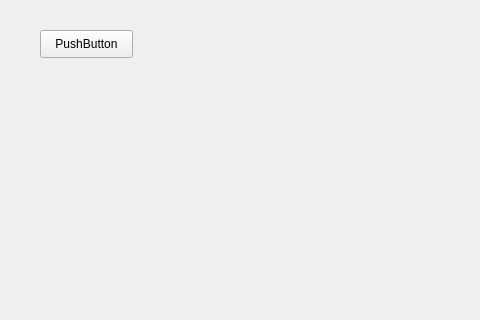
The window that src/JsonDemoTemp/JsonDemo03Widget.ui (baulhpthiag/AlphaQtDemo) describes before a commit, drawn with Qt 5; both pictures show x 0 to 480 and y 0 to 320 of the 1000 by 800 pixel window.
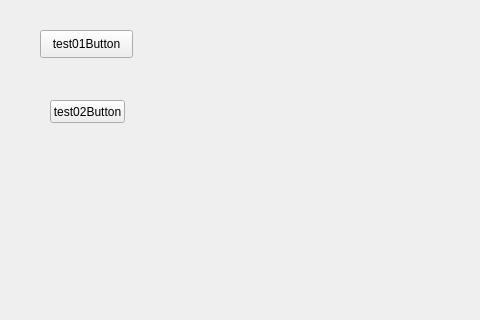
The same window after the commit.

Commit message: 添加jaiDemo， 修改jsonDemo

The edit to the form file:
```diff
--- a/src/JsonDemoTemp/JsonDemo03Widget.ui
+++ b/src/JsonDemoTemp/JsonDemo03Widget.ui
@@ -23,7 +23,20 @@
     </rect>
    </property>
    <property name="text">
-    <string>PushButton</string>
+    <string>test01Button</string>
+   </property>
+  </widget>
+  <widget class="QPushButton" name="test02Button">
+   <property name="geometry">
+    <rect>
+     <x>50</x>
+     <y>100</y>
+     <width>75</width>
+     <height>23</height>
+    </rect>
+   </property>
+   <property name="text">
+    <string>test02Button</string>
    </property>
   </widget>
  </widget>
```
Left out of the diff: 17 changed lines with no effect on the pictures. The commit also changes 245 other files.
